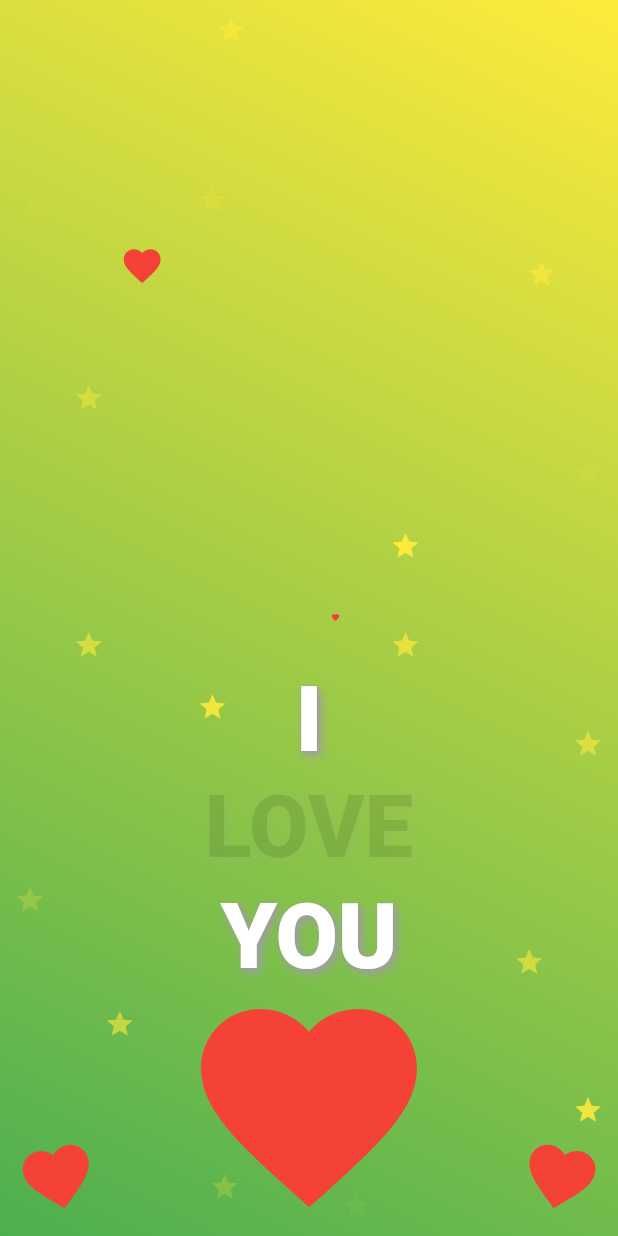
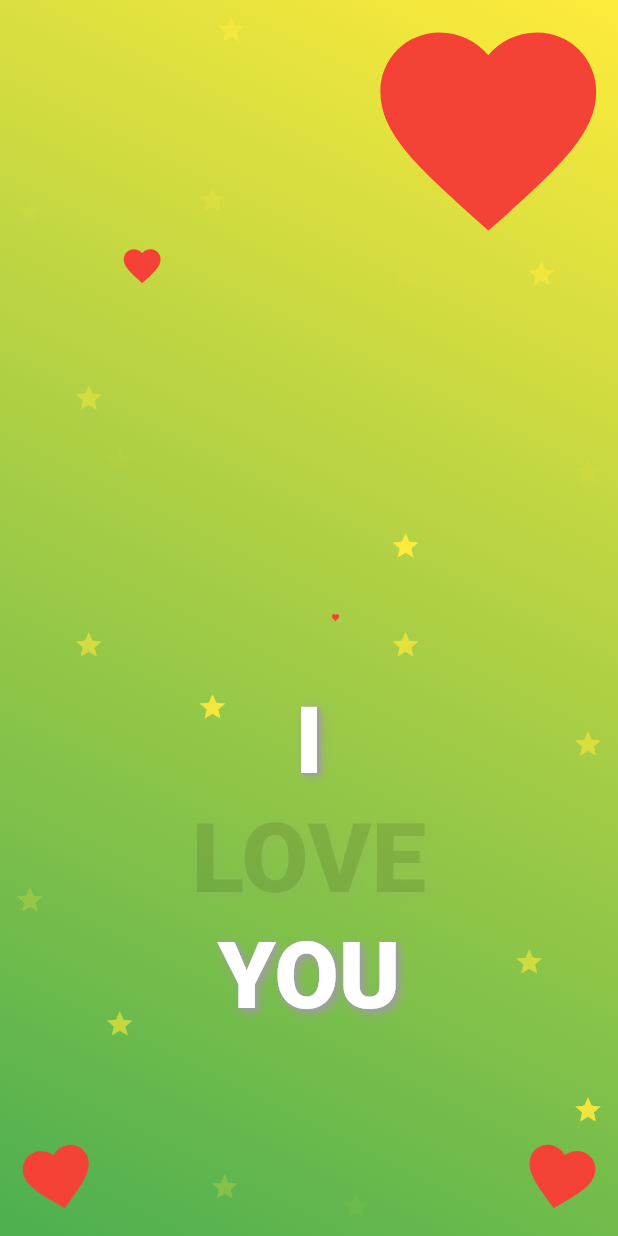
Before and after one commit to f0cuSsss/f_anims_demo, a Flutter app: the screen it shows after launch, on a phone screen of 412 x 824 dp. Run offline on Flutter 3.47's test engine with Material 2 defaults, Android fonts, the phone set to English and light mode, and no system bars.

Commit message:
changed heart pos

```diff
--- a/lib/animations_screens/hearts_anim_screen.dart
+++ b/lib/animations_screens/hearts_anim_screen.dart
@@ -438,7 +438,7 @@ class _HeartsAnimScreenState extends State<HeartsAnimScreen>
         child: Column(
           mainAxisSize: MainAxisSize.min,
           children: [
-            const SizedBox(height: 280),
+            const SizedBox(height: 320),
             FadeTransition(
                 opacity: _fadeTextLineAnimation1,
                 child: buildSecondaryText(text: "I")),
@@ -464,7 +464,7 @@ class _HeartsAnimScreenState extends State<HeartsAnimScreen>
       textAlign: TextAlign.center,
       style: const TextStyle(
         fontWeight: FontWeight.w900,
-        fontSize: 64,
+        fontSize: 72,
         overflow: TextOverflow.clip,
         shadows: [
           Shadow(offset: Offset(1.3, 1.3), blurRadius: 3.0, color: Colors.grey),
@@ -475,7 +475,7 @@ class _HeartsAnimScreenState extends State<HeartsAnimScreen>
   }
 
   Text buildSecondaryText({
-    double size = 60,
+    double size = 62,
     required String text,
   }) {
     return Text(
@@ -518,7 +518,7 @@ class _HeartsAnimScreenState extends State<HeartsAnimScreen>
     return AnimatedBuilder(
       animation: _bouncingHeartController,
       builder: (context, child) => Align(
-        alignment: Alignment.bottomCenter,
+        alignment: Alignment.topRight,
         child: Icon(Icons.favorite,
             color: Colors.red, size: _bouncingHeartAnimation.value),
       ),
```
